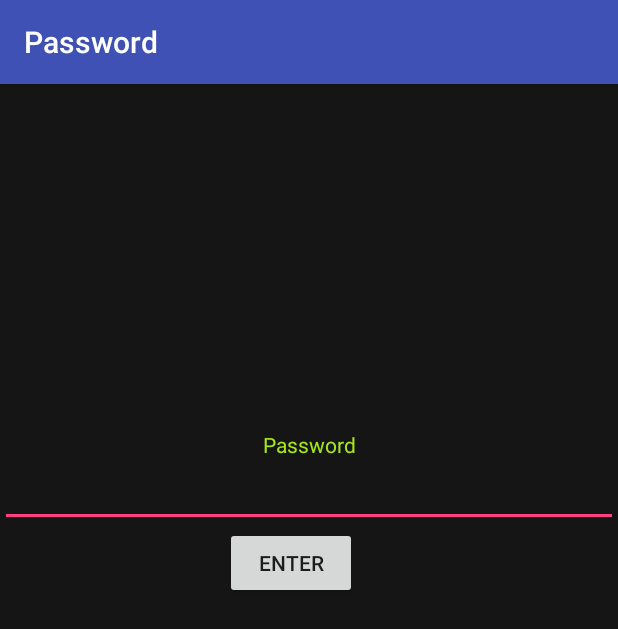
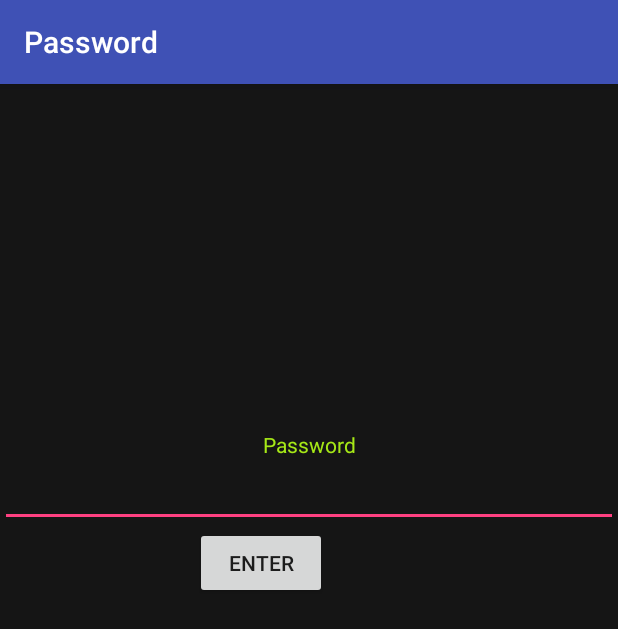
Before and after one commit to AngieGE/Arquitectura, an Android app: the screen it shows after launch (Password), on a phone screen of 412 x 824 dp. Shown: the top 629 px of the screen. Run offline under Robolectric (Android 15) with nearby library versions, the phone set to English and light mode, and no system bars.

Commit message:
Password layout programing done
Code of the button and the plain text done. Created a on click listener to activate when button is pressed. Password to be admin until customer requires a change

```diff
--- a/Proyecto_Arquitectura/app/src/main/java/mx/itesm/maldi/proyecto_arquitectura/Password.java
+++ b/Proyecto_Arquitectura/app/src/main/java/mx/itesm/maldi/proyecto_arquitectura/Password.java
@@ -1,25 +1,46 @@
 package mx.itesm.maldi.proyecto_arquitectura;
 
+import android.content.Intent;
 import android.os.Bundle;
 import android.support.v7.app.AppCompatActivity;
+import android.view.View;
+import android.widget.Button;
 import android.widget.EditText;
 import android.widget.ImageView;
+import android.widget.Toast;
 
 /**
  * Created by maldi on 31/10/2017.
  */
 
-public class Password extends AppCompatActivity {
+public class Password extends AppCompatActivity implements View.OnClickListener {
 
+    Button enter_button;
     @Override
     protected void onCreate(Bundle savedInstanceState) {
         super.onCreate(savedInstanceState);
         setContentView(R.layout.password);
+    enter_button = (Button) findViewById(R.id.enter);
+    enter_button.setOnClickListener(this);
     }
 
-    //EditText pass = (EditText) findViewById(R.id.password);
-    //String pass_content = pass.getText().toString();
-
-
+    @Override
+    public void onClick(View v) {
+        Intent i;
+        switch (v.getId()) {
+            case R.id.enter: //Enter
+                EditText pass = (EditText) findViewById(R.id.password);
+                String pass_temporal_pass = "admin";
+                String pass_content = pass.getText().toString();
+                if (pass_content.equals(pass_temporal_pass)) {
+                    Toast.makeText(getApplication(),"Password valid", Toast.LENGTH_SHORT).show();
+                }
+                else
+                {
+                    Toast.makeText(getApplication(),"Password not valid", Toast.LENGTH_SHORT).show();
+                }
+                break;
+        }
+    }
 
 }
--- a/Proyecto_Arquitectura/app/src/main/res/layout/password.xml
+++ b/Proyecto_Arquitectura/app/src/main/res/layout/password.xml
@@ -44,10 +44,10 @@
                 android:text="Enter"
                 android:layout_width="wrap_content"
                 android:layout_height="wrap_content"
-                android:id="@+id/button2"
+                android:id="@+id/enter"
                 android:layout_weight="1"
                 android:gravity="center"
-                android:layout_marginLeft="150dp" />
+                android:layout_marginLeft="130dp" />
         </LinearLayout>
 
     </LinearLayout>
```
